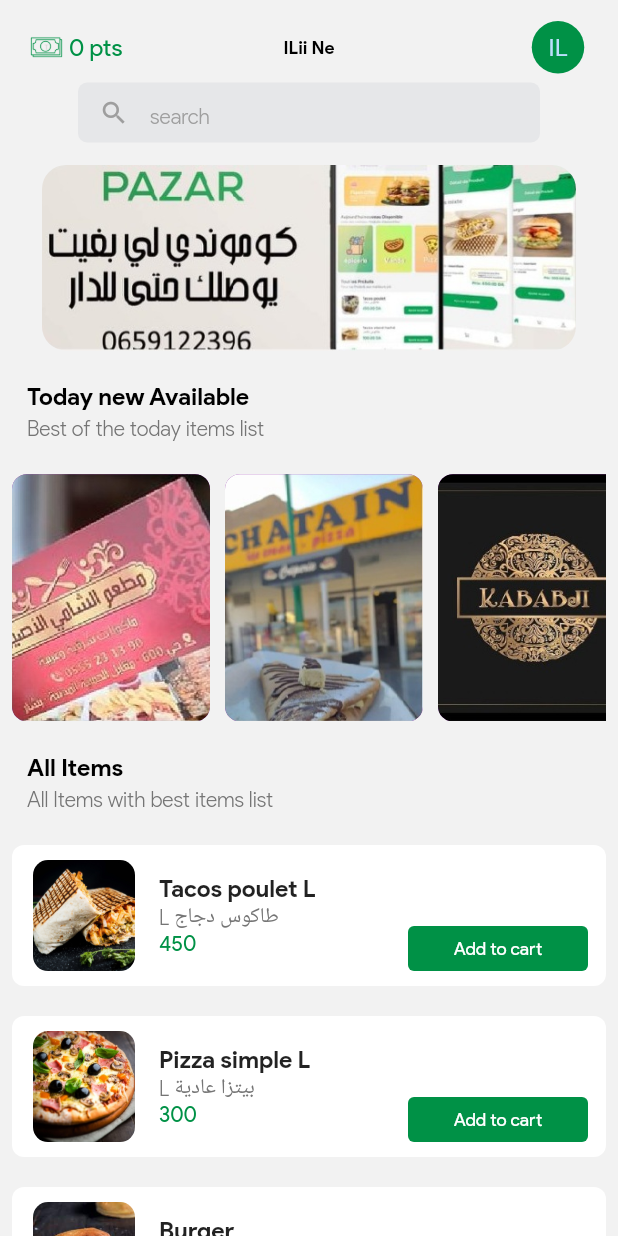
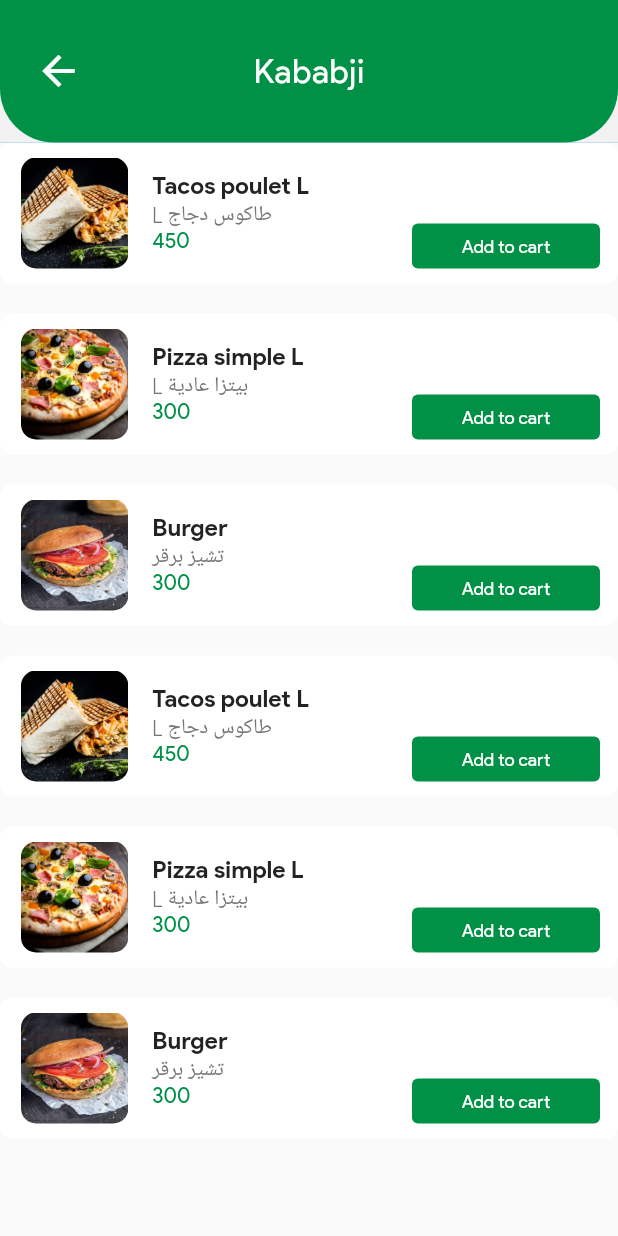
Before and after one commit to prolagg99/pazar, a Flutter app: the screen it shows after launch, on a phone screen of 412 x 824 dp. Run offline on Flutter 3.47's test engine with Material 2 defaults, Android fonts, the phone set to English and light mode, and no system bars; drawn by our look-alikes of carousel_slider; our stand-ins replace flutter_svg; missing offline and left inert: statusbar.

Commit message:
restaurant items

```diff
--- a/lib/main.dart
+++ b/lib/main.dart
@@ -3,6 +3,8 @@
 import 'package:pazar/screen/item_details.dart';
 import 'package:pazar/screen/items_cart.dart';
 import 'package:pazar/screen/restaurant_dishes.dart';
+import 'package:pazar/screen/scroll.dart';
+import 'package:pazar/screen/scrollsilver.dart';
 
 void main() async {
   runApp(const Pazar());
@@ -16,8 +18,8 @@
     return MaterialApp(
       debugShowCheckedModeBanner: false,
       routes: <String, WidgetBuilder>{
-        '/': (context) => const Home(),
-        Home.tag: (context) => const Home(),
+        // '/': (context) => const Home(),
+        '/': (context) => const RestaurantDishes(),
         ItemDetails.tag: (context) => const ItemDetails(),
         ItemsCart.tag: (context) => const ItemsCart(),
         RestaurantDishes.tag: (context) => const RestaurantDishes(),
--- a/lib/screen/home.dart
+++ b/lib/screen/home.dart
@@ -164,10 +164,8 @@
                                             MediaQuery.of(context).size.height *
                                                 0.20,
                                         child: GestureDetector(
-                                          onTap: () {
-                                            launchScreen(
-                                                context, RestaurantDishes.tag);
-                                          },
+                                          onTap: () => launchScreen(
+                                              context, RestaurantDishes.tag),
                                           child: restaurantList(
                                               mRestaurants, lastItem),
                                         )),
--- a/lib/screen/restaurant_dishes.dart
+++ b/lib/screen/restaurant_dishes.dart
@@ -1,4 +1,14 @@
 import 'package:flutter/material.dart';
+import 'package:flutter/rendering.dart';
+import 'package:pazar/model/model.dart';
+import 'package:pazar/screen/item_details.dart';
+import 'package:pazar/screen/items_cart.dart';
+import 'package:pazar/utils/colors.dart';
+import 'package:pazar/utils/constant.dart';
+import 'package:pazar/utils/data.dart';
+import 'package:pazar/utils/extension.dart';
+import 'package:pazar/utils/images.dart';
+import 'package:pazar/utils/widget.dart';
 
 class RestaurantDishes extends StatefulWidget {
   const RestaurantDishes({Key? key}) : super(key: key);
@@ -9,11 +19,35 @@
 }
 
 class _RestaurantDishesState extends State<RestaurantDishes> {
+  List<Dishes> _mDishes = [];
+
+  @override
+  void initState() {
+    super.initState();
+    _mDishes = getDishes();
+  }
+
   @override
   Widget build(BuildContext context) {
+    changeStatusColor(colorAccentGreen);
     return Scaffold(
-        body: SafeArea(
-      child: Container(),
-    ));
+      body: ScrollConfiguration(
+        behavior: MyBehavior(),
+        child: CustomScrollView(slivers: <Widget>[
+          SliverAppBar(
+            expandedHeight: 95,
+            pinned: false,
+            snap: false,
+            floating: true,
+            flexibleSpace: appBar(context),
+          ),
+          SliverFillRemaining(
+              child: Container(
+            // color: Colors.red,
+            child: dishesList(_mDishes),
+          ))
+        ]),
+      ),
+    );
   }
 }
--- a/lib/utils/widget.dart
+++ b/lib/utils/widget.dart
@@ -24,6 +24,36 @@
     height: size,
     width: size,
     color: color,
+  );
+}
+
+AppBar appBar(context) {
+  return AppBar(
+    automaticallyImplyLeading: false,
+    backgroundColor: colorPrimary,
+    elevation: 0,
+    toolbarHeight: 95,
+    leading: GestureDetector(
+      onTap: () => back(context),
+      child: Container(
+        padding: const EdgeInsets.only(left: 22),
+        child: const Icon(Icons.arrow_back, size: 32),
+      ),
+    ),
+    flexibleSpace: SafeArea(
+      child: Container(
+        decoration: const BoxDecoration(
+          color: colorAccentGreen,
+          borderRadius: BorderRadius.vertical(bottom: Radius.circular(36)),
+        ),
+        child: Column(
+          mainAxisAlignment: MainAxisAlignment.center,
+          children: [
+            text('Kababji', Colors.white, fontRegular, 22.0),
+          ],
+        ),
+      ),
+    ),
   );
 }
 
@@ -73,8 +103,8 @@
 }
 
 Widget text(text, textColor, fontFamily, fontSize
-    // {
-    // var fontSize = textSizeMedium,
+
+    // {var fontSize = textSizeMedium,
     // textColor = food_textColorPrimary,
     // var fontFamily = fontRegular,
     // var isCentered = false,
@@ -83,13 +113,14 @@
     // var textAllCaps = false,
     // var isLongText = false}
     ) {
+  var latterSpacing = 0.50;
   return Text(text,
       style: TextStyle(
         color: textColor != '' ? textColor : Colors.black,
         fontFamily: fontFamily,
         fontSize: fontSize,
         // height: 1.5,
-        // letterSpacing: latterSpacing
+        letterSpacing: latterSpacing,
       ));
 }
 
@@ -179,9 +210,7 @@
   return Padding(
     padding: const EdgeInsets.only(bottom: 20),
     child: GestureDetector(
-      onTap: () {
-        launchScreen(context, ItemDetails.tag);
-      },
+      onTap: () => launchScreen(context, ItemDetails.tag),
       child: Container(
           height: 94,
           decoration: BoxDecoration(
@@ -246,9 +275,7 @@
                         Padding(
                             padding: const EdgeInsets.only(right: 12.0),
                             child: GestureDetector(
-                              onTap: () {
-                                launchScreen(context, ItemsCart.tag);
-                              },
+                              onTap: () => launchScreen(context, ItemsCart.tag),
                               child: Container(
                                 height: 30,
                                 width: MediaQuery.of(context).size.width,
```
Also changed, not shown: lib/screen/scroll.dart (added, +45 -0 lines), lib/screen/scrollsilver.dart (added, +69 -0 lines).
